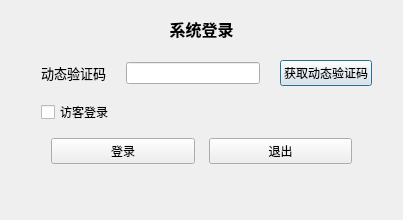
This is models/logindialog/logindialog.ui in Shogpe/bmsTool as Qt 5 draws it before an edit. The edited form follows.
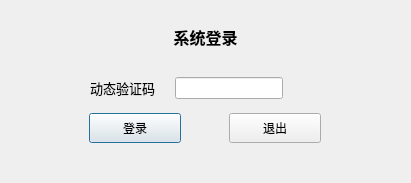
This is the edited form.

```diff
--- a/models/logindialog/logindialog.ui
+++ b/models/logindialog/logindialog.ui
@@ -6,8 +6,8 @@
    <rect>
     <x>0</x>
     <y>0</y>
-    <width>399</width>
-    <height>220</height>
+    <width>411</width>
+    <height>183</height>
    </rect>
   </property>
   <property name="sizePolicy">
@@ -28,12 +28,18 @@
   <property name="sizeGripEnabled">
    <bool>false</bool>
   </property>
-  <layout class="QVBoxLayout" name="verticalLayout" stretch="4,2,0,2,0">
+  <layout class="QVBoxLayout" name="verticalLayout" stretch="4,2,2">
    <property name="spacing">
     <number>14</number>
    </property>
+   <property name="leftMargin">
+    <number>15</number>
+   </property>
+   <property name="rightMargin">
+    <number>15</number>
+   </property>
    <property name="bottomMargin">
-    <number>2</number>
+    <number>40</number>
    </property>
    <item>
     <widget class="QLabel" name="label">
@@ -64,7 +70,7 @@
     </widget>
    </item>
    <item>
-    <layout class="QHBoxLayout" name="horizontalLayout_2" stretch="1,7,0">
+    <layout class="QHBoxLayout" name="horizontalLayout_2" stretch="1,0,0">
      <property name="spacing">
       <number>20</number>
      </property>
@@ -84,10 +90,16 @@
        </property>
        <property name="minimumSize">
         <size>
-         <width>75</width>
+         <width>65</width>
          <height>0</height>
         </size>
        </property>
+       <property name="maximumSize">
+        <size>
+         <width>120</width>
+         <height>16777215</height>
+        </size>
+       </property>
        <property name="baseSize">
         <size>
          <width>60</width>
@@ -115,76 +127,7 @@
       </widget>
      </item>
      <item>
-      <widget class="QPushButton" name="pushButton">
-       <property name="text">
-        <string>获取动态验证码</string>
-       </property>
-      </widget>
-     </item>
-    </layout>
-   </item>
-   <item>
-    <layout class="QHBoxLayout" name="horizontalLayout" stretch="0,0,0,0">
-     <property name="spacing">
-      <number>1</number>
-     </property>
-     <property name="leftMargin">
-      <number>20</number>
-     </property>
-     <property name="rightMargin">
-      <number>20</number>
-     </property>
-     <item>
-      <spacer name="horizontalSpacer_4">
-       <property name="orientation">
-        <enum>Qt::Horizontal</enum>
-       </property>
-       <property name="sizeType">
-        <enum>QSizePolicy::Minimum</enum>
-       </property>
-       <property name="sizeHint" stdset="0">
-        <size>
-         <width>10</width>
-         <height>20</height>
-        </size>
-       </property>
-      </spacer>
-     </item>
-     <item>
-      <widget class="QCheckBox" name="chk_guest">
-       <property name="text">
-        <string>访客登录</string>
-       </property>
-       <property name="checked">
-        <bool>false</bool>
-       </property>
-      </widget>
-     </item>
-     <item>
-      <widget class="QLabel" name="link">
-       <property name="font">
-        <font>
-         <italic>true</italic>
-         <underline>true</underline>
-        </font>
-       </property>
-       <property name="text">
-        <string>&lt;!DOCTYPE HTML PUBLIC &quot;-//W3C//DTD HTML 4.0//EN&quot; &quot;http://www.w3.org/TR/REC-html40/strict.dtd&quot;&gt;
-&lt;html&gt;&lt;head&gt;&lt;meta name=&quot;qrichtext&quot; content=&quot;1&quot; /&gt;&lt;meta charset=&quot;utf-8&quot; /&gt;&lt;style type=&quot;text/css&quot;&gt;
-p, li { white-space: pre-wrap; }
-hr { height: 1px; border-width: 0; }
-li.unchecked::marker { content: &quot;\2610&quot;; }
-li.checked::marker { content: &quot;\2612&quot;; }
-&lt;/style&gt;&lt;/head&gt;&lt;body style=&quot; font-family:'Microsoft YaHei UI'; font-size:9pt; font-weight:400; font-style:italic; text-decoration: underline;&quot;&gt;
-&lt;p style=&quot;-qt-paragraph-type:empty; margin-top:0px; margin-bottom:0px; margin-left:0px; margin-right:0px; -qt-block-indent:0; text-indent:0px;&quot;&gt;&lt;br /&gt;&lt;/p&gt;&lt;/body&gt;&lt;/html&gt;</string>
-       </property>
-       <property name="openExternalLinks">
-        <bool>true</bool>
-       </property>
-      </widget>
-     </item>
-     <item>
-      <spacer name="horizontalSpacer_7">
+      <spacer name="horizontalSpacer_3">
        <property name="orientation">
         <enum>Qt::Horizontal</enum>
        </property>
@@ -224,6 +167,18 @@
          <verstretch>0</verstretch>
         </sizepolicy>
        </property>
+       <property name="minimumSize">
+        <size>
+         <width>92</width>
+         <height>30</height>
+        </size>
+       </property>
+       <property name="maximumSize">
+        <size>
+         <width>92</width>
+         <height>30</height>
+        </size>
+       </property>
        <property name="text">
         <string>登录</string>
        </property>
@@ -237,6 +192,18 @@
          <verstretch>0</verstretch>
         </sizepolicy>
        </property>
+       <property name="minimumSize">
+        <size>
+         <width>92</width>
+         <height>30</height>
+        </size>
+       </property>
+       <property name="maximumSize">
+        <size>
+         <width>92</width>
+         <height>30</height>
+        </size>
+       </property>
        <property name="text">
         <string>退出</string>
        </property>
@@ -260,27 +227,6 @@
      </item>
     </layout>
    </item>
-   <item>
-    <widget class="QLabel" name="lb_Tips">
-     <property name="minimumSize">
-      <size>
-       <width>0</width>
-       <height>40</height>
-      </size>
-     </property>
-     <property name="font">
-      <font>
-       <pointsize>8</pointsize>
-      </font>
-     </property>
-     <property name="text">
-      <string/>
-     </property>
-     <property name="textInteractionFlags">
-      <set>Qt::LinksAccessibleByMouse|Qt::TextSelectableByMouse</set>
-     </property>
-    </widget>
-   </item>
   </layout>
  </widget>
  <resources/>
```
